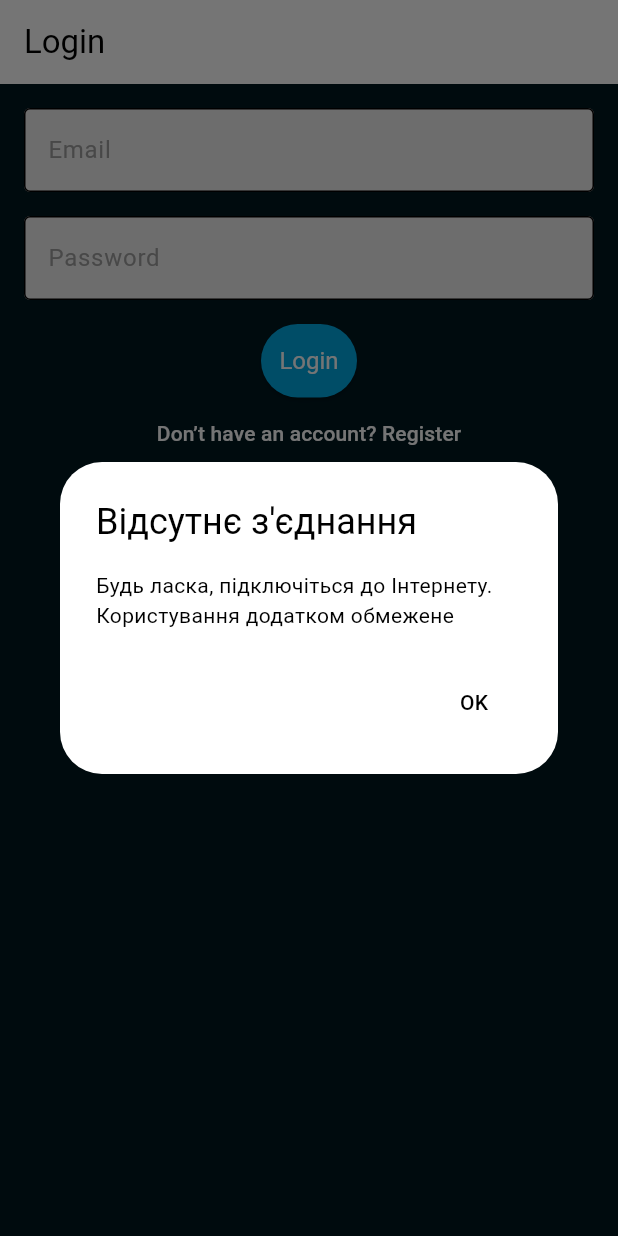
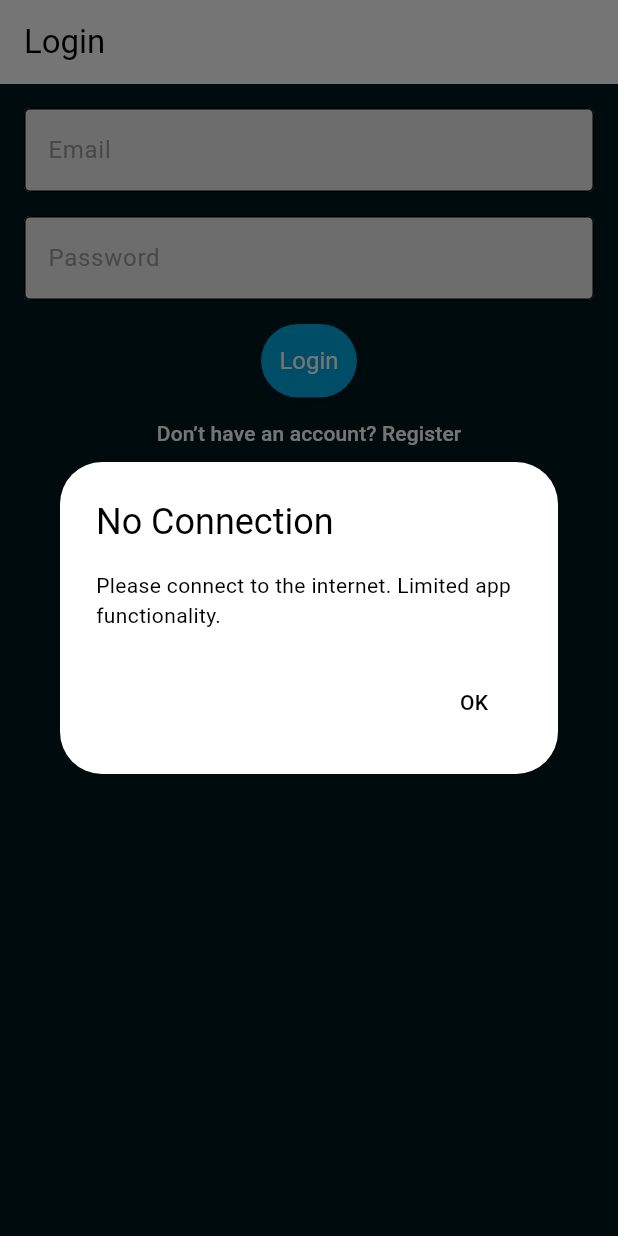
Before and after one commit to sobolkd/Simple-MobApp-on-Flutter, a Flutter app: the screen it shows after launch, after a tap on "Login", on a phone screen of 412 x 824 dp. Run offline on Flutter 3.47's test engine with Material 3 defaults, Android fonts, the phone set to English and light mode, and no system bars; our stand-ins replace sqflite; accounts and stored records are empty.

Commit message:
Start refactoring, done with login and profile screens

```diff
--- a/lib/screens/login_screen.dart
+++ b/lib/screens/login_screen.dart
@@ -3,9 +3,11 @@ import 'package:my_project/database_helper.dart';
 import 'package:my_project/network_utils.dart';
 import 'package:my_project/screens/home_screen.dart';
 import 'package:my_project/screens/registration_screen.dart';
+import 'package:my_project/services/autologin_service.dart';
 import 'package:my_project/user.dart';
 import 'package:my_project/widgets/button.dart';
 import 'package:my_project/widgets/field_info.dart';
+
 
 class LoginScreen extends StatefulWidget {
   const LoginScreen({super.key});
@@ -45,7 +47,7 @@ class LoginScreenState extends State<LoginScreen> {
             const SizedBox(height: 16),
             CustomButton(
               text: 'Login',
-              onPressed: _handleLoginPressed,
+              onPressed: () => _handleLoginPressed(context),
             ),
             TextButton(
               onPressed: () {
@@ -64,27 +66,33 @@ class LoginScreenState extends State<LoginScreen> {
     );
   }
 
-  void _handleLoginPressed() async {
+  void _handleLoginPressed(BuildContext context) async {
   final bool isConnected = await checkConnectivity();
+
   if (!isConnected) {
+    if (mounted) {
       // ignore: use_build_context_synchronously
       await _showNoConnectionDialog(context);
+    }
   } else {
-      await _loginUser();
+    if (mounted) {
+      // ignore: use_build_context_synchronously
+      await _loginUser(context);
+    }
   }
 }
 
-  Future<void> _loginUser() async {
+
+  Future<void> _loginUser(BuildContext context) async {
     final email = emailController.text;
     final password = passwordController.text;
 
     if (email.isEmpty || password.isEmpty) {
-      _showSnackBar('Please fill in both fields.');
+      _showSnackBar(context, 'Please fill in both fields.');
       return;
     }
 
     final databaseHelper = DatabaseHelper();
-
     final exists = await databaseHelper.checkLogin(email, password);
 
     if (exists) {
@@ -106,50 +114,28 @@ class LoginScreenState extends State<LoginScreen> {
 
       if (mounted) {
         Navigator.pushReplacement(
+          // ignore: use_build_context_synchronously
           context,
-          MaterialPageRoute<Widget>(
-            builder: (context) => const HomeScreen(),
-          ),
+          MaterialPageRoute<Widget>(builder: (context) => const HomeScreen()),
         );
       }
     } else {
-      _showSnackBar('Invalid email or password.');
+      // ignore: use_build_context_synchronously
+      _showSnackBar(context, 'Invalid email or password.');
     }
   }
 
   Future<void> _checkAutoLogin() async {
-    final bool isConnected = await checkConnectivity();
+    final autoLoginService = AutoLoginService();
+    final currentUser = await autoLoginService.checkAutoLogin();
 
-    final databaseHelper = DatabaseHelper();
-    final users = await databaseHelper.getUsers();
-
-    for (var user in users) {
-      if (user['is_logged_in'] == 1) {
-        final firstName = user['first_name'] as String;
-        final lastName = user['last_name'] as String;
-        final email = user['email'] as String;
-
-        UserDataProvider.currentUser = User(
-          firstName: firstName,
-          lastName: lastName,
-          email: email,
-        );
-
-        if (!isConnected) {
-          // ignore: use_build_context_synchronously
-          await _showNoConnectionDialog(context);
-        }
-
-        if (mounted) {
-          _showSnackBar('Welcome back, $firstName $lastName!');
+    if (currentUser != null && mounted) {
+      _showSnackBar(context,
+       'Welcome back, ${currentUser.firstName} ${currentUser.lastName}!',);
       Navigator.pushReplacement(
         context,
         MaterialPageRoute<Widget>(builder: (context) => const HomeScreen()),
       );
-        }
-
-        break;
-      }
     }
   }
 
@@ -157,12 +143,12 @@ class LoginScreenState extends State<LoginScreen> {
     return showDialog<void>(
       context: context,
       builder: (_) => AlertDialog(
-        title: const Text('Відсутнє з\'єднання', style: TextStyle(color:
+        title: const Text('No Connection', style: TextStyle(color:
          Colors.black,),),
-content:
-const
-Text('Будь ласка, підключіться до Інтернету. Користування додатком обмежене',
-        style: TextStyle(color: Colors.black,),),
+        content: const Text(
+          'Please connect to the internet. Limited app functionality.',
+          style: TextStyle(color: Colors.black),
+        ),
         actions: [
           TextButton(
             onPressed: () {
@@ -175,11 +161,10 @@ Text('Будь ласка, підключіться до Інтернету. К
     );
   }
 
-  void _showSnackBar(String message) {
+  void _showSnackBar(BuildContext context, String message) {
     if (mounted) {
-      ScaffoldMessenger.of(context).showSnackBar(
-        SnackBar(content: Text(message)),
-      );
+      ScaffoldMessenger.of(context).showSnackBar(SnackBar(content:
+      Text(message),),);
     }
   }
 }
--- /dev/null
+++ b/lib/services/autologin_service.dart
@@ -0,0 +1,28 @@
+import 'package:my_project/database_helper.dart';
+import 'package:my_project/user.dart';
+
+class AutoLoginService {
+  final DatabaseHelper databaseHelper = DatabaseHelper();
+
+  Future<User?> checkAutoLogin() async {
+    final users = await databaseHelper.getUsers();
+
+    for (var user in users) {
+      if (user['is_logged_in'] == 1) {
+        final firstName = user['first_name'] as String;
+        final lastName = user['last_name'] as String;
+        final email = user['email'] as String;
+
+        UserDataProvider.currentUser = User(
+          firstName: firstName,
+          lastName: lastName,
+          email: email,
+        );
+
+        return UserDataProvider.currentUser;
+      }
+    }
+
+    return null;
+  }
+}
--- a/pubspec.yaml
+++ b/pubspec.yaml
@@ -15,6 +15,9 @@ dependencies:
   cupertino_icons: ^1.0.8
   path: ^1.9.0
   http: ^1.2.2
+  provider: ^6.1.2
+  dio: ^5.0.0
+  flutter_bloc: ^8.0.0
 
 dev_dependencies:
   flutter_test:
```
Also changed, not shown: lib/screens/profile_screen.dart (+6 -13 lines), pubspec.lock. Lines whose indentation alone changed are shown as unchanged.
